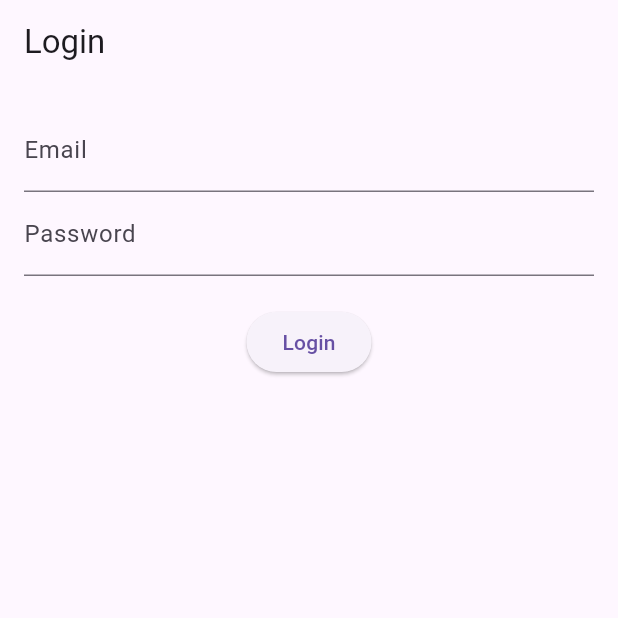
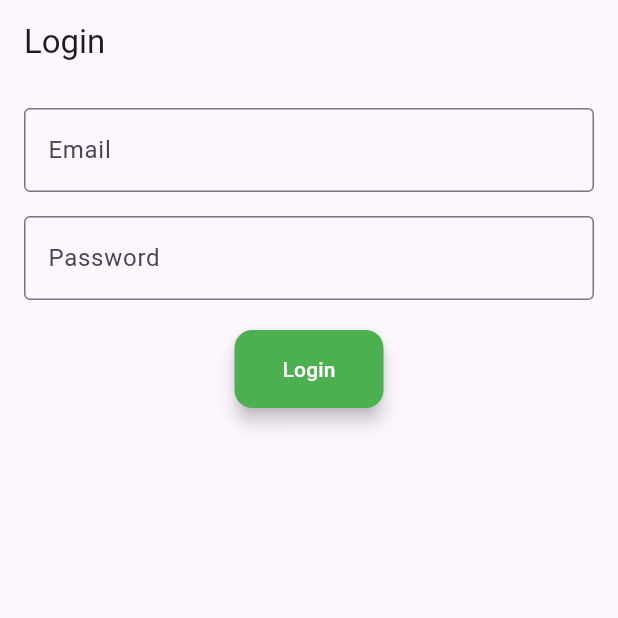
Before and after one commit to abinet22/flutter_app, a Flutter app: the screen it shows after launch, on a phone screen of 412 x 824 dp, the top half of it. Run offline on Flutter 3.47's test engine with Material 3 defaults, Android fonts, the phone set to English and light mode, and no system bars.

Commit message:
resolved widgets

```diff
--- a/lib/login_page.dart
+++ /dev/null
@@ -1,44 +0,0 @@
-import 'package:flutter/material.dart';
-
-class LoginPage extends StatelessWidget {
-  const LoginPage({super.key}); // Convert 'key' to a super parameter
-
-  @override
-  Widget build(BuildContext context) {
-    return Scaffold(
-      appBar: AppBar(
-        title: const Text('Login'), // Use const
-      ),
-      body: Padding(
-        padding: const EdgeInsets.all(16.0), // Use const
-        child: Column(
-          children: [
-            const CustomTextField(
-                label: 'Email'), // Use const for CustomTextField
-            const CustomTextField(
-                label: 'Password'), // Use const for CustomTextField
-            const SizedBox(height: 20), // Use const
-            ElevatedButton(
-              onPressed: () {},
-              child: const Text('Login'), // Use const
-            ),
-          ],
-        ),
-      ),
-    );
-  }
-}
-
-class CustomTextField extends StatelessWidget {
-  final String label;
-
-  const CustomTextField({super.key, required this.label}); // Const constructor
-
-  @override
-  Widget build(BuildContext context) {
-    return TextField(
-      decoration:
-          InputDecoration(labelText: label), // Use label from the constructor
-    );
-  }
-}
--- a/lib/main.dart
+++ b/lib/main.dart
@@ -1,5 +1,5 @@
 import 'package:flutter/material.dart';
-import 'login_page.dart'; // Import your LoginPage
+import 'screens/login_page.dart'; // Import your LoginPage
 
 void main() {
   runApp(const MyApp());
--- /dev/null
+++ b/lib/screens/login_page.dart
@@ -0,0 +1,47 @@
+import 'package:flutter/material.dart';
+import 'package:flutter_app/widgets/custom_elevated_button.dart'; // Import the custom button
+import 'package:flutter_app/widgets/custom_text_field.dart'; // Import the custom textfeild
+
+class LoginPage extends StatelessWidget {
+  const LoginPage({super.key});
+
+  @override
+  Widget build(BuildContext context) {
+    return Scaffold(
+      appBar: AppBar(
+        title: const Text('Login', key: Key('loginAppBarTitle')),
+      ),
+      body: Padding(
+        padding: const EdgeInsets.all(16.0),
+        child: Column(
+          children: [
+            const CustomTextField(
+              label: 'Email',
+            ),
+            const SizedBox(height: 16),
+            const CustomTextField(
+              label: 'Password',
+              obscureText: true,
+            ),
+            const SizedBox(height: 20),
+            CustomElevatedButton(
+              key: const Key('loginButton'),
+              label: 'Login',
+              onPressed: () {
+                // Login logic here
+              },
+              color: Colors.green,
+              textColor: Colors.white,
+              padding:
+                  const EdgeInsets.symmetric(vertical: 16.0, horizontal: 32.0),
+              shape: RoundedRectangleBorder(
+                borderRadius: BorderRadius.circular(12),
+              ),
+              elevation: 5.0,
+            ),
+          ],
+        ),
+      ),
+    );
+  }
+}
--- /dev/null
+++ b/lib/widgets/custom_elevated_button.dart
@@ -0,0 +1,39 @@
+import 'package:flutter/material.dart';
+
+class CustomElevatedButton extends StatelessWidget {
+  final String label;
+  final VoidCallback onPressed;
+  final Color color;
+  final Color textColor;
+  final EdgeInsetsGeometry padding;
+  final OutlinedBorder shape; // Change from ShapeBorder to OutlinedBorder
+  final double elevation;
+
+  const CustomElevatedButton({
+    super.key,
+    required this.label,
+    required this.onPressed,
+    this.color = Colors.blue, // Default color
+    this.textColor = Colors.white, // Default text color
+    this.padding = const EdgeInsets.symmetric(vertical: 12.0, horizontal: 24.0),
+    this.shape = const RoundedRectangleBorder(
+      borderRadius: BorderRadius.all(Radius.circular(8.0)),
+    ), // Default shape (rounded corners)
+    this.elevation = 2.0, // Default elevation
+  });
+
+  @override
+  Widget build(BuildContext context) {
+    return ElevatedButton(
+      onPressed: onPressed,
+      style: ElevatedButton.styleFrom(
+        backgroundColor: color, // Use backgroundColor instead of primary
+        foregroundColor: textColor, // Use foregroundColor instead of onPrimary
+        padding: padding,
+        shape: shape, // Use OutlinedBorder here
+        elevation: elevation,
+      ),
+      child: Text(label),
+    );
+  }
+}
--- /dev/null
+++ b/lib/widgets/custom_text_field.dart
@@ -0,0 +1,23 @@
+import 'package:flutter/material.dart';
+
+class CustomTextField extends StatelessWidget {
+  final String label;
+  final bool obscureText;
+
+  const CustomTextField({
+    super.key,
+    required this.label,
+    this.obscureText = false,
+  });
+
+  @override
+  Widget build(BuildContext context) {
+    return TextField(
+      obscureText: obscureText,
+      decoration: InputDecoration(
+        labelText: label,
+        border: const OutlineInputBorder(),
+      ),
+    );
+  }
+}
```
Also changed, not shown: pubspec.yaml (line endings or trailing spaces), 1 other file.
